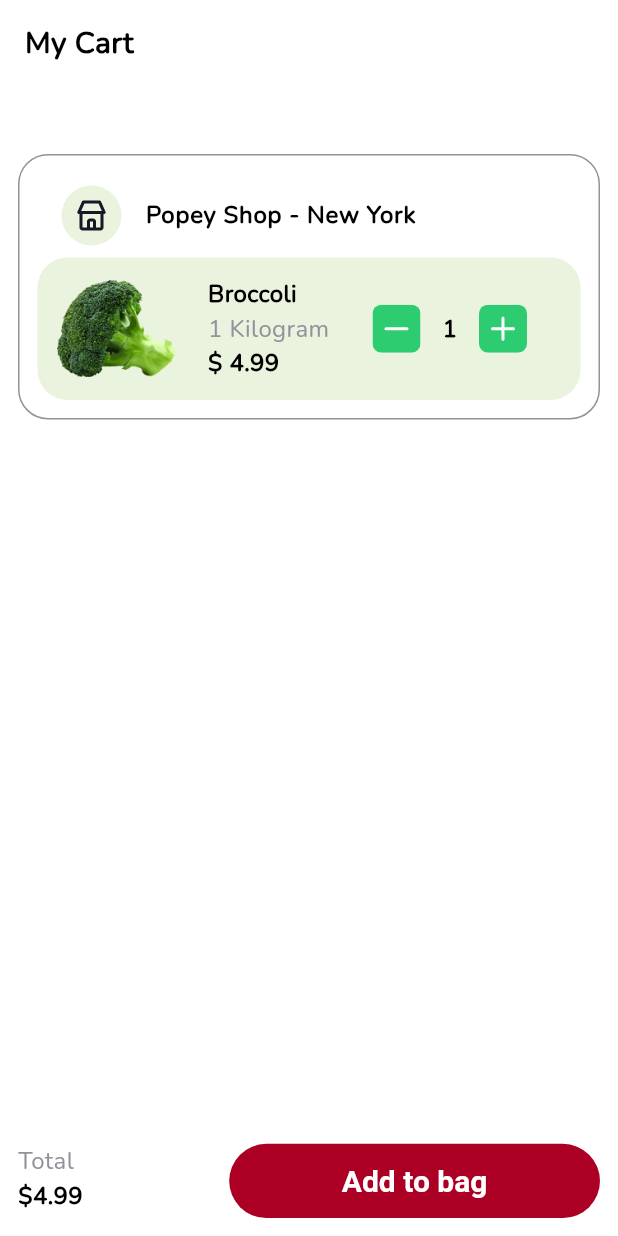
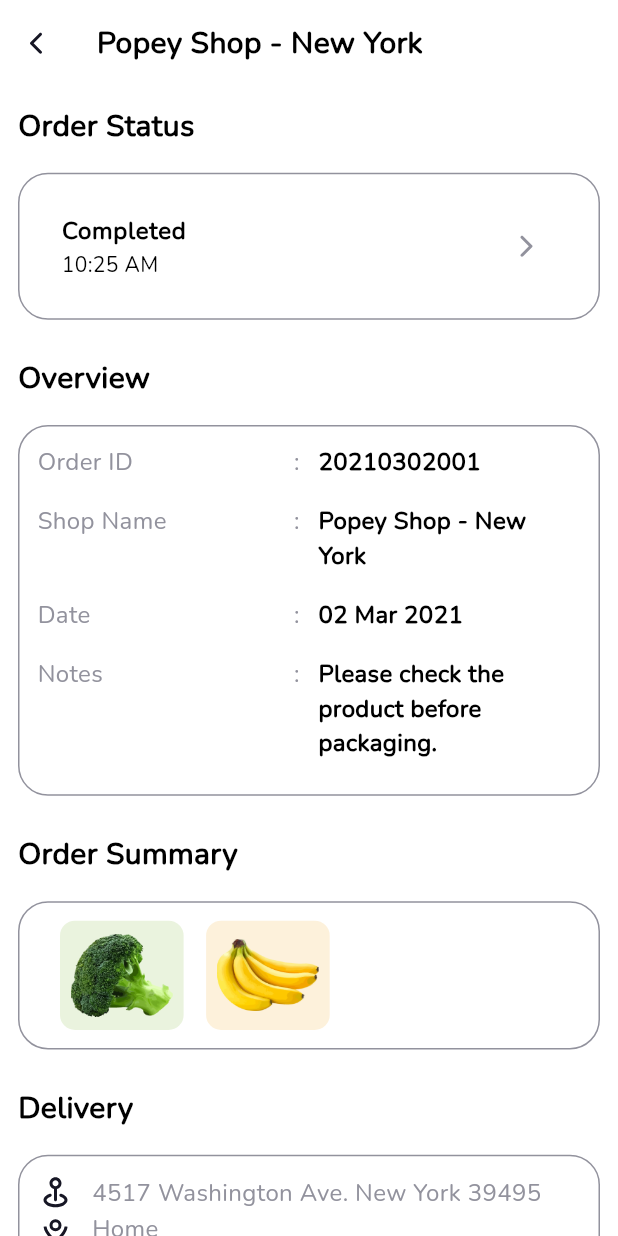
Before and after one commit to ilyosyusuf/organico, a Flutter app: the CartView screen opened directly, after a tap on "Add to bag", on a phone screen of 412 x 824 dp. Run offline on Flutter 3.47's test engine with Material 2 defaults, Android fonts, the phone set to English and light mode, and no system bars; our stand-ins replace flutter_bloc, flutter_svg, image_picker, intl_phone_field, readmore.

Commit message:
Order Status view, Bordered Container Widget, Leading Child Widget was added, some bugs are fixed

```diff
--- a/lib/config/routes/page_routes.dart
+++ b/lib/config/routes/page_routes.dart
@@ -2,6 +2,7 @@ import 'package:flutter/material.dart';
 import 'package:organico/screens/authentication/view/mainauthview/main_auth_view.dart';
 import 'package:organico/screens/authentication/view/pages/splash_view.dart';
 import 'package:organico/screens/home/view/mainview/main_view.dart';
+import 'package:organico/screens/home/view/pages/cart/order_status_view.dart';
 import 'package:organico/screens/home/view/pages/home/coupon/coupon_view.dart';
 import 'package:organico/screens/home/view/pages/home/details/details_view.dart';
 import 'package:organico/screens/home/view/pages/home/home_view.dart';
@@ -62,6 +63,8 @@ class MyRoute {
         return _pages(CouponView(forcontext: args as BuildContext,));
             case '/search_view':
         return _pages(SearchView(forcontext: args as BuildContext,));
+                  case '/orderstatusview':
+        return _pages(OrderStatusView(forcontext: args as BuildContext,));
     }
   }
 
--- a/lib/core/constants/icons/icon_const.dart
+++ b/lib/core/constants/icons/icon_const.dart
@@ -18,6 +18,8 @@ class IconConst{
   static final SvgPicture clock = SvgPicture.asset('assets/icons/Clock.svg');
   static final SvgPicture tag = SvgPicture.asset('assets/icons/Tag.svg');
   static final SvgPicture xIcon = SvgPicture.asset('assets/icons/x.svg');
+  static final SvgPicture pinlocation = SvgPicture.asset('assets/icons/PinLocation.svg');
+  static final SvgPicture location = SvgPicture.asset('assets/icons/Location.svg');
 
   static final SvgPicture notification = SvgPicture.asset('assets/icons/Union.svg');
   static final SvgPicture settings = SvgPicture.asset('assets/icons/Settings.svg');
--- a/lib/screens/home/cubit/home_cubit.dart
+++ b/lib/screens/home/cubit/home_cubit.dart
@@ -89,8 +89,6 @@ class HomeCubit extends Cubit<MainHomeState> {
     _isShown = !_isShown;
   }
 
-
-
   final imagePicker = ImagePicker();
   XFile? image;
 
@@ -99,13 +97,13 @@ class HomeCubit extends Cubit<MainHomeState> {
     // emit(HomeState());
   }
 
-    changeState(MainHomeState state) {
+  changeState(MainHomeState state) {
     emit(state);
   }
 
   String groupValue = "radios";
 
-  void radioButton(dynamic v){
+  void radioButton(dynamic v) {
     groupValue = v;
   }
 
@@ -123,19 +121,52 @@ class HomeCubit extends Cubit<MainHomeState> {
     'Free Shipping',
   ];
 
-List mostSearched = ['Onion', 'Watermelon', 'Blackurrant', 'Mushroom'];
-final Set searchedItems = {};
+  List mostSearched = ['Onion', 'Watermelon', 'Blackurrant', 'Mushroom'];
+  final Set searchedItems = {};
   search(String text) {
-    for (var i = 0; i < ProductDataService.instance.productList[0].length; i++) {
+    for (var i = 0;
+        i < ProductDataService.instance.productList[0].length;
+        i++) {
       if (text.isEmpty) {
         searchedItems.clear();
       } else if (ProductDataService.instance.productList[0][i]['name']
           .toString()
           .toLowerCase()
           .contains(text.toString().toLowerCase())) {
-        debugPrint(ProductDataService.instance.productList[0][i]['name'].toString());
+        debugPrint(
+            ProductDataService.instance.productList[0][i]['name'].toString());
         searchedItems.add(ProductDataService.instance.productList[0][i]);
       }
     }
   }
+
+  // Lists for order status view
+  List overviewNames = [
+    "Order ID",
+    "Shop Name",
+    "Date",
+    "Notes",
+  ];
+
+  List overviewDetails = [
+    "20210302001",
+    "Popey Shop - New York",
+    "02 Mar 2021",
+    "Please check the product before packaging.",
+  ];
+
+  // List for total in order status view
+  List totalNames = [
+    "Subtotal",
+    "Delivery charge",
+    "Coupon",
+    "Total",
+  ];
+
+  List totalCosts = [
+    "\$9.98",
+    "\$1",
+    "-\$1",
+    "\$9.98",
+  ];
 }
--- a/lib/screens/home/view/pages/cart/cart_view.dart
+++ b/lib/screens/home/view/pages/cart/cart_view.dart
@@ -1,4 +1,5 @@
 import 'package:flutter/material.dart';
+import 'package:organico/config/init/navigation/navigator.dart';
 import 'package:organico/core/components/box_full_decoration.dart';
 import 'package:organico/core/constants/colors/color_const.dart';
 import 'package:organico/core/constants/icons/icon_const.dart';
@@ -108,7 +109,9 @@ class CartView extends StatelessWidget {
                 width: context.w * 0.6,
                 height: context.h * 0.06,
                 child: const Text("Add to bag"),
-                onPressed: () {})
+                onPressed: () {
+                  NavigationService.instance.pushNamed(routeName: '/orderstatusview', args: context);
+                })
           ],
         ),
       ),
--- /dev/null
+++ b/lib/screens/home/view/pages/cart/order_status_view.dart
@@ -0,0 +1,189 @@
+import 'package:flutter/material.dart';
+import 'package:flutter/src/foundation/key.dart';
+import 'package:flutter/src/widgets/framework.dart';
+import 'package:flutter_bloc/flutter_bloc.dart';
+import 'package:organico/config/init/navigation/navigator.dart';
+import 'package:organico/core/components/box_full_decoration.dart';
+import 'package:organico/core/components/box_only_decoration.dart';
+import 'package:organico/core/constants/colors/color_const.dart';
+import 'package:organico/core/constants/icons/icon_const.dart';
+import 'package:organico/core/constants/pmconst/pm_const.dart';
+import 'package:organico/core/extensions/context_extension.dart';
+import 'package:organico/core/font/font_style.dart';
+import 'package:organico/screens/home/cubit/home_cubit.dart';
+import 'package:organico/widgets/apbar/app_bar_widget.dart';
+import 'package:organico/widgets/buttons/elevated_button.dart';
+import 'package:organico/widgets/container/bordered_container_widget.dart';
+import 'package:organico/widgets/listtilewidgets/leading_for_listtile_widget.dart';
+import 'package:organico/widgets/listtilewidgets/profile_list_tile_widget.dart';
+import 'package:organico/widgets/listview/orders_listview_widget.dart';
+
+class OrderStatusView extends StatelessWidget {
+  final BuildContext forcontext;
+  const OrderStatusView({Key? key, required this.forcontext}) : super(key: key);
+
+  @override
+  Widget build(BuildContext context) {
+    return orderScaffold(forcontext);
+  }
+
+  Scaffold orderScaffold(BuildContext context) {
+    var data = context.watch<HomeCubit>();
+    return Scaffold(
+        body: SafeArea(
+      child: Column(
+        children: [
+          AppBarWidget(
+              leading: IconButton(
+                  onPressed: () {
+                    NavigationService.instance.pop("");
+                  },
+                  icon: IconConst.leftarrow),
+              text: 'Popey Shop - New York'),
+          Expanded(
+            child: SingleChildScrollView(
+              child: Padding(
+                padding: PMconst.small,
+                child: Column(
+                  crossAxisAlignment: CrossAxisAlignment.start,
+                  children: [
+                    Text("Order Status", style: FStyles.headline4sbold),
+                    SizedBox(height: context.h * 0.02),
+                    BorderedContainerWidget(containerChild: ProfileListTileWidget(
+                          title: "Completed",
+                          subtitle: const Text("10:25 AM"),
+                          trailing: IconConst.rightarrow), ),
+                    SizedBox(height: context.h * 0.03),
+                    Text("Overview", style: FStyles.headline4sbold),
+                    SizedBox(height: context.h * 0.02),
+                    BorderedContainerWidget(
+                      height: context.h * 0.3,
+                      containerChild: ListView.builder(
+                          physics: NeverScrollableScrollPhysics(),
+                            itemCount: data.overviewNames.length,
+                            itemBuilder: (context, i) {
+                              return Column(
+                                children: [
+                                  Row(
+                                    crossAxisAlignment:
+                                        CrossAxisAlignment.start,
+                                    children: [
+                                      Expanded(
+                                          child: Row(
+                                        mainAxisAlignment:
+                                            MainAxisAlignment.spaceBetween,
+                                        children: [
+                                          Text(data.overviewNames[i],
+                                              style: FStyles.headline5main),
+                                          Text(":",
+                                              style: FStyles.headline5main),
+                                        ],
+                                      )),
+                                      SizedBox(width: context.w * 0.03),
+                                      Expanded(
+                                          child: Text(data.overviewDetails[i],
+                                              style: FStyles.headline5bold)),
+                                    ],
+                                  ),
+                                  SizedBox(height: context.h * 0.02),
+                                ],
+                              );
+                            },),
+                    ),
+                    SizedBox(height: context.h * 0.03),
+                    Text("Order Summary", style: FStyles.headline4sbold),
+                    SizedBox(height: context.h * 0.02),
+                    BorderedContainerWidget(
+                      height: context.h * 0.12,
+                      containerChild: OrdersListViewWidget(
+                          imageData: data.categoriesList,
+                          colorData: data.colorList),
+                      ),
+                    SizedBox(height: context.h * 0.03),
+                    Text("Delivery", style: FStyles.headline4sbold),
+                    SizedBox(height: context.h * 0.02),
+                    BorderedContainerWidget(
+                      containerChild: Column(
+                        children: [
+                          Row(
+                            children: [
+                              IconConst.pinlocation,
+                              SizedBox(width: context.w * 0.03),
+                              Text("4517 Washington Ave. New York 39495",
+                                  style: FStyles.headline5main)
+                            ],
+                          ),
+                          Row(
+                            children: [
+                              IconConst.location,
+                              SizedBox(width: context.w * 0.03),
+                              Text("Home", style: FStyles.headline5main)
+                            ],
+                          ),
+                        ],
+                      ),
+                    ),
+                    SizedBox(height: context.h * 0.03),
+                    Text("Coupon", style: FStyles.headline4sbold),
+                    SizedBox(height: context.h * 0.02),
+                    BorderedContainerWidget(
+                      containerChild: ProfileListTileWidget(
+                        title: "Free Shipping",
+                        leading: LeadingForListTile(leadingChildColor: ColorConst.whiteGreen, leadingChild: IconConst.coupon),
+                      ),
+                    ),
+                    SizedBox(height: context.h * 0.03),
+                    Text("Payment Method", style: FStyles.headline4sbold),
+                    SizedBox(height: context.h * 0.02),
+                    BorderedContainerWidget(
+                      containerChild: ProfileListTileWidget(
+                        title: "Credit Card",
+                                                leading: LeadingForListTile(leadingChildColor: ColorConst.whiteGreen, leadingChild: IconConst.creditcard),
+
+                      ),
+                    ),
+                    SizedBox(height: context.h * 0.03),
+                    SizedBox(
+                      width: context.w,
+                      height: context.h * 0.2,
+                      child: ListView.builder(
+                        physics: NeverScrollableScrollPhysics(),
+                        itemCount: data.totalNames.length,
+                        itemBuilder: (context, i){
+                        return Column(
+                          children: [
+                            Row(
+                              mainAxisAlignment: MainAxisAlignment.spaceBetween,
+                              children: [
+                                Text(data.totalNames[i], style: i== 3 ? FStyles.headline4s : FStyles.headline5main),
+                                Text(data.totalCosts[i], style: i== 3 ? FStyles.headline4s : FStyles.headline5main),
+
+                              ],
+                            ),
+                            SizedBox(height: context.h * 0.02),
+                          ],
+                        );
+                      }),
+                    ),
+                    SizedBox(height: context.h * 0.03),
+                    ElevatedButtonWidget(
+                      height: context.h * 0.06,
+                      width: context.w,
+                      child: Text("Order again"), onPressed: (){}),
+                    SizedBox(height: context.h * 0.03),
+                    ElevatedButtonWidget(
+                      height: context.h * 0.06,
+                      width: context.w,
+                      backgroundColor: ColorConst.white,
+                      borderColor: ColorConst.kPrimaryColor,
+                      child: Text("Rate Now", style: TextStyle(color: ColorConst.kPrimaryColor),), onPressed: (){})
+                  ],
+                ),
+              ),
+            ),
+          ),
+        ],
+      ),
+    ));
+  }
+}
--- /dev/null
+++ b/lib/widgets/container/bordered_container_widget.dart
@@ -0,0 +1,25 @@
+import 'package:flutter/cupertino.dart';
+import 'package:flutter/material.dart';
+import 'package:flutter/src/foundation/key.dart';
+import 'package:flutter/src/widgets/framework.dart';
+import 'package:organico/core/components/box_full_decoration.dart';
+import 'package:organico/core/constants/colors/color_const.dart';
+import 'package:organico/core/constants/pmconst/pm_const.dart';
+import 'package:organico/core/extensions/context_extension.dart';
+
+class BorderedContainerWidget extends StatelessWidget {
+  final Widget containerChild;
+  final double? height;
+  const BorderedContainerWidget({Key? key, required this.containerChild, this.height}) : super(key: key);
+
+  @override
+  Widget build(BuildContext context) {
+    return Container(
+      padding: PMconst.small,
+      height: height,
+      child: containerChild,
+      decoration: BoxAllDecoration.decor(Colors.transparent,
+          borderColor: ColorConst.mainColor),
+    );
+  }
+}
--- /dev/null
+++ b/lib/widgets/listtilewidgets/leading_for_listtile_widget.dart
@@ -0,0 +1,33 @@
+import 'package:flutter/material.dart';
+import 'package:organico/core/components/box_only_decoration.dart';
+import 'package:organico/core/constants/colors/color_const.dart';
+import 'package:organico/core/constants/icons/icon_const.dart';
+import 'package:organico/core/constants/pmconst/pm_const.dart';
+import 'package:organico/core/extensions/context_extension.dart';
+
+class LeadingForListTile extends StatelessWidget {
+  final Color leadingChildColor;
+  final Widget leadingChild;
+  const LeadingForListTile({
+    Key? key,
+    required this.leadingChildColor,
+    required this.leadingChild,
+
+  }) : super(key: key);
+
+  @override
+  Widget build(BuildContext context) {
+    return Container(
+      width: context.w * 0.12,
+      height: context.h * 0.06,
+      padding: PMconst.extraSmall,
+      child: leadingChild,
+      decoration: BoxOnlyDecoration.decor(
+          leadingChildColor,
+          bottomLeft: 10.0,
+          bottomRight: 10.0,
+          topLeft: 10.0,
+          topRight: 10.0),
+    );
+  }
+}
--- /dev/null
+++ b/lib/widgets/listview/orders_listview_widget.dart
@@ -0,0 +1,40 @@
+import 'package:flutter/material.dart';
+import 'package:organico/core/components/box_only_decoration.dart';
+import 'package:organico/core/constants/pmconst/pm_const.dart';
+import 'package:organico/core/extensions/context_extension.dart';
+import 'package:organico/screens/home/cubit/home_cubit.dart';
+
+class OrdersListViewWidget extends StatelessWidget {
+  final List imageData;
+  final List colorData;
+
+  const OrdersListViewWidget({
+    Key? key,
+    required this.imageData,
+    required this.colorData,
+  }) : super(key: key);
+
+  @override
+  Widget build(BuildContext context) {
+    return ListView.builder(
+      scrollDirection: Axis.horizontal,
+      itemCount: 2,
+      itemBuilder: (context, i) {
+        return Padding(
+          padding: const EdgeInsets.only(left: 15.0),
+          child: Container(
+            width: context.w * 0.2,
+            height: context.h * 0.12,
+            padding: PMconst.extraSmall,
+            child: Image.asset(imageData[i]),
+            decoration: BoxOnlyDecoration.decor(colorData[i],
+                bottomLeft: 10.0,
+                bottomRight: 10.0,
+                topLeft: 10.0,
+                topRight: 10.0),
+          ),
+        );
+      },
+    );
+  }
+}
```
